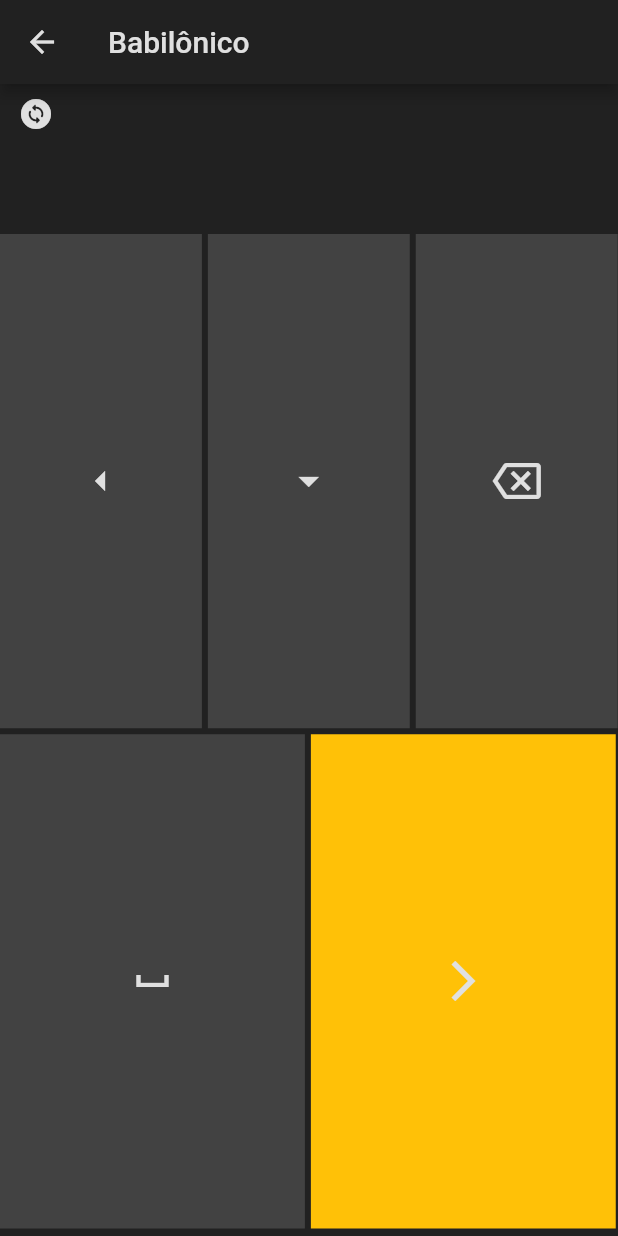
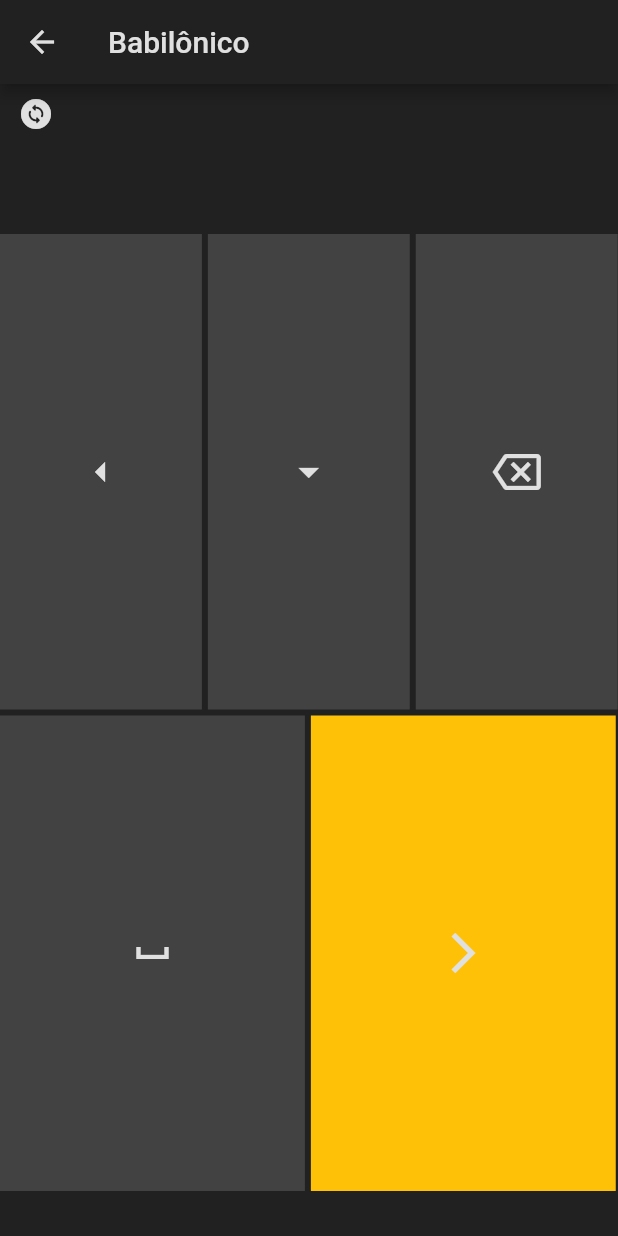
Before and after one commit to luangabriell/numeric_system_converter, a Flutter app: the Babilonic screen opened directly, after a tap on the "change circle" icon, on a phone screen of 412 x 824 dp. Run offline on Flutter 3.47's test engine with Material 2 defaults, Android fonts, the phone set to English and light mode, and no system bars.

Commit message:
update responsiveness

```diff
--- a/app/lib/screens/babilonic/babilonic_tab.dart
+++ b/app/lib/screens/babilonic/babilonic_tab.dart
@@ -9,7 +9,7 @@ Widget babilonic_tab(BuildContext context, setTxt) {
       children: [
         Container(
           width: width / 3 - 2.75,
-          height: (height - 165) / 2,
+          height: (height - 190) / 2,
           color: Colors.grey.shade800,
           child: TextButton(
             style: ButtonStyle(
@@ -28,7 +28,7 @@ Widget babilonic_tab(BuildContext context, setTxt) {
         SizedBox(width: 4,),
         Container(
           width: width / 3 - 2.75,
-          height: (height - 165) / 2,
+          height: (height - 190) / 2,
           color: Colors.grey.shade800,
           child: TextButton(
             style: ButtonStyle(
@@ -47,7 +47,7 @@ Widget babilonic_tab(BuildContext context, setTxt) {
         SizedBox(width: 4,),
         Container(
           width: width / 3 - 2.75,
-          height: (height - 165) / 2,
+          height: (height - 190) / 2,
           color: Colors.grey.shade800,
           child: TextButton(
             style: ButtonStyle(
@@ -70,7 +70,7 @@ Widget babilonic_tab(BuildContext context, setTxt) {
       children: [
         Container(
           width: (width / 3) + (width/6) - 2.75,
-          height: (height - 165) / 2,
+          height: (height - 190) / 2,
           color: Colors.grey.shade800,
           child: TextButton(
             style: ButtonStyle(
@@ -89,7 +89,7 @@ Widget babilonic_tab(BuildContext context, setTxt) {
         SizedBox(width: 4,),
         Container(
           width: (width / 3) + (width/6) - 2.75,
-          height: (height - 165) / 2,
+          height: (height - 190) / 2,
           color: Colors.amber,
           child: TextButton(
             style: ButtonStyle(
--- a/app/lib/screens/babilonic/numeric-tab.dart
+++ b/app/lib/screens/babilonic/numeric-tab.dart
@@ -38,7 +38,7 @@ Widget numeric_tab(BuildContext context, setTxt, option, setOption) {
           children: [
             Container(
               width: width / 3 - 2.75,
-              height: (height - 172) / 4,
+              height: (height - 200) / 4,
               color: Colors.grey.shade800,
               child: TextButton(
                 style: ButtonStyle(
@@ -59,7 +59,7 @@ Widget numeric_tab(BuildContext context, setTxt, option, setOption) {
             SizedBox(width: 4),
             Container(
               width: width / 3 - 2.75,
-              height: (height - 172) / 4,
+              height: (height - 200) / 4,
               color: Colors.grey.shade800,
               child: TextButton(
                 style: ButtonStyle(
@@ -86,7 +86,7 @@ Widget numeric_tab(BuildContext context, setTxt, option, setOption) {
             SizedBox(width: 4),
             Container(
               width: width / 3 - 2.75,
-              height: (height - 172) / 4,
+              height: (height - 200) / 4,
               color: tabsText[2] == "translate"? Colors.amber:Colors.grey.shade800,
               child: TextButton(
                 style: ButtonStyle(
--- a/app/lib/screens/binary/numeric-tab.dart
+++ b/app/lib/screens/binary/numeric-tab.dart
@@ -38,7 +38,7 @@ Widget numeric_tab(BuildContext context, setTxt, option, setOption) {
           children: [
             Container(
               width: width / 3 - 2.75,
-              height: (height - 172) / 4,
+              height: (height - 200) / 4,
               color: Colors.grey.shade800,
               child: TextButton(
                 style: ButtonStyle(
@@ -59,7 +59,7 @@ Widget numeric_tab(BuildContext context, setTxt, option, setOption) {
             SizedBox(width: 4),
             Container(
               width: width / 3 - 2.75,
-              height: (height - 172) / 4,
+              height: (height - 200) / 4,
               color: Colors.grey.shade800,
               child: TextButton(
                 style: ButtonStyle(
@@ -86,7 +86,7 @@ Widget numeric_tab(BuildContext context, setTxt, option, setOption) {
             SizedBox(width: 4),
             Container(
               width: width / 3 - 2.75,
-              height: (height - 172) / 4,
+              height: (height - 200) / 4,
               color: tabsText[2] == "translate"? Colors.amber:Colors.grey.shade800,
               child: TextButton(
                 style: ButtonStyle(
```
Also changed, not shown: app/lib/screens/binary/binary-tab.dart (+4 -4 lines).
